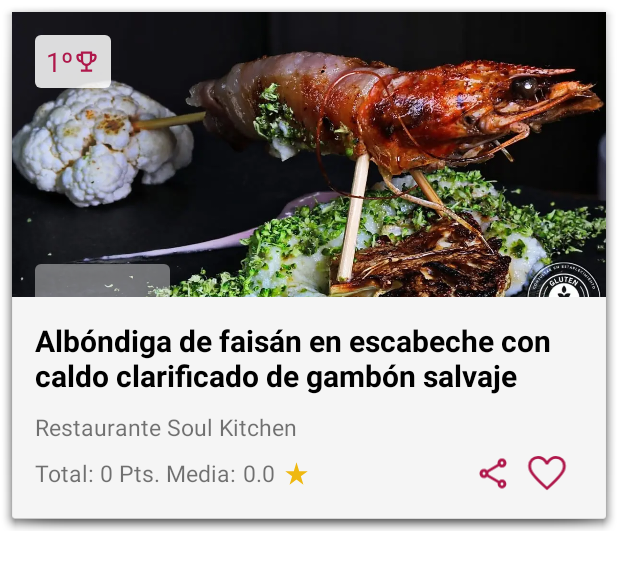
After one commit to dherranz1/PMDM2022, an Android app: the layout activity_ut01_ex05tapas.xml on its own in the app's theme, with its tools: preview values and no code run, on a phone screen of 412 x 824 dp. The commit adds this screen. Shown: the top 570 px of the screen. Run offline under Robolectric (Android 15) with nearby library versions, the phone set to English and light mode, and no system bars.

Commit message:
Ex05 - Ávila en Tapas Layout

```diff
--- a/app/src/main/java/com/dherranz1/pmdm2022/ut01/ex02/presentation/Ut01Ex02Activity.kt
+++ b/app/src/main/java/com/dherranz1/pmdm2022/ut01/ex02/presentation/Ut01Ex02Activity.kt
@@ -1,15 +1,11 @@
 package com.dherranz1.pmdm2022.ut01.ex02.presentation
 
-import android.content.Context
-import android.graphics.Color
-import android.graphics.ColorFilter
 import androidx.appcompat.app.AppCompatActivity
 import android.os.Bundle
 import android.util.Log
 import android.widget.ImageView
 import android.widget.LinearLayout
 import androidx.core.content.ContextCompat
-import androidx.core.widget.ImageViewCompat
 import com.dherranz1.pmdm2022.R
 import androidx.appcompat.widget.AppCompatImageView
 import androidx.core.view.iterator
@@ -52,7 +48,7 @@ class Ut01Ex02Activity : AppCompatActivity() {
     }
 
     private fun initComponents(){
-        findViewById<AppCompatImageView>(R.id.favorite).setOnClickListener {
+        findViewById<AppCompatImageView>(R.id.favorite_icon).setOnClickListener {
             toggleFavorite()
         }
         initStarGroup()
@@ -96,7 +92,7 @@ class Ut01Ex02Activity : AppCompatActivity() {
 
     private fun toggleFavorite(){
 
-        val favorite = findViewById<AppCompatImageView>(R.id.favorite)
+        val favorite = findViewById<AppCompatImageView>(R.id.favorite_icon)
 
         if (isFavorite) {
             tintView(favorite, R.color.gray)
--- a/app/src/main/java/com/dherranz1/pmdm2022/ut01/ex03c/Ut01Ex03cActivity.kt
+++ b/app/src/main/java/com/dherranz1/pmdm2022/ut01/ex05Tapas/presentation/Ut01Ex05Activity.kt
@@ -1,12 +1,12 @@
-package com.dherranz1.pmdm2022.ut01.ex03c
+package com.dherranz1.pmdm2022.ut01.ex05Tapas.presentation
 
 import androidx.appcompat.app.AppCompatActivity
 import android.os.Bundle
 import com.dherranz1.pmdm2022.R
 
-class Ut01Ex03cActivity : AppCompatActivity() {
+class Ut01Ex05Activity : AppCompatActivity() {
     override fun onCreate(savedInstanceState: Bundle?) {
         super.onCreate(savedInstanceState)
-        setContentView(R.layout.activity_ut01_ex03c)
+        setContentView(R.layout.activity_ut01_ex05tapas)
     }
 }
--- /dev/null
+++ b/app/src/main/res/drawable/cup.xml
@@ -0,0 +1,9 @@
+<vector xmlns:android="http://schemas.android.com/apk/res/android"
+    android:width="24dp"
+    android:height="24dp"
+    android:viewportWidth="24"
+    android:viewportHeight="24">
+  <path
+      android:pathData="M19,5h-2V3H7v2H5C3.9,5 3,5.9 3,7v1c0,2.55 1.92,4.63 4.39,4.94c0.63,1.5 1.98,2.63 3.61,2.96V19H7v2h10v-2h-4v-3.1c1.63,-0.33 2.98,-1.46 3.61,-2.96C19.08,12.63 21,10.55 21,8V7C21,5.9 20.1,5 19,5zM5,8V7h2v3.82C5.84,10.4 5,9.3 5,8zM12,14c-1.65,0 -3,-1.35 -3,-3V5h6v6C15,12.65 13.65,14 12,14zM19,8c0,1.3 -0.84,2.4 -2,2.82V7h2V8z"
+      android:fillColor="#000000"/>
+</vector>
--- /dev/null
+++ b/app/src/main/res/drawable/rounded_corners_info_food.xml
@@ -0,0 +1,32 @@
+<?xml version="1.0" encoding="utf-8"?>
+<shape
+    xmlns:android="http://schemas.android.com/apk/res/android"
+    android:shape="rectangle">
+
+    <!-- Color de fondo de la vista -->
+    <solid
+        android:color="@color/white_40" >
+    </solid>
+
+    <!-- Color y ancho del borde del elemento -->
+    <!--
+    <stroke
+        android:width="3dp"
+        android:color="#1c1b20" >
+    </stroke>
+    -->
+
+    <!-- Si queremos añadir algún padding -->
+    <padding
+        android:left="4dp"
+        android:top="4dp"
+        android:right="4dp"
+        android:bottom="4dp"    >
+    </padding>
+
+    <!-- Aquí indicamos el radio a aplicar a las esquinas -->
+    <corners
+        android:topLeftRadius="4dp" android:topRightRadius="4dp" android:bottomLeftRadius="0dp" android:bottomRightRadius="0dp">
+    </corners>
+
+</shape>
--- /dev/null
+++ b/app/src/main/res/drawable/rounded_corners_reward.xml
@@ -0,0 +1,32 @@
+<?xml version="1.0" encoding="utf-8"?>
+<shape
+    xmlns:android="http://schemas.android.com/apk/res/android"
+    android:shape="rectangle">
+
+    <!-- Color de fondo de la vista -->
+    <solid
+        android:color="@color/white_85" >
+    </solid>
+
+    <!-- Color y ancho del borde del elemento -->
+    <!--
+    <stroke
+        android:width="3dp"
+        android:color="#1c1b20" >
+    </stroke>
+    -->
+
+    <!-- Si queremos añadir algún padding -->
+    <padding
+        android:left="4dp"
+        android:top="4dp"
+        android:right="4dp"
+        android:bottom="4dp"    >
+    </padding>
+
+    <!-- Aquí indicamos el radio a aplicar a las esquinas -->
+    <corners
+        android:radius="4dp">
+    </corners>
+
+</shape>
--- /dev/null
+++ b/app/src/main/res/drawable/share.xml
@@ -0,0 +1,9 @@
+<vector xmlns:android="http://schemas.android.com/apk/res/android"
+    android:width="24dp"
+    android:height="24dp"
+    android:viewportWidth="24"
+    android:viewportHeight="24">
+  <path
+      android:pathData="M18,16.08c-0.76,0 -1.44,0.3 -1.96,0.77L8.91,12.7c0.05,-0.23 0.09,-0.46 0.09,-0.7s-0.04,-0.47 -0.09,-0.7l7.05,-4.11c0.54,0.5 1.25,0.81 2.04,0.81 1.66,0 3,-1.34 3,-3s-1.34,-3 -3,-3 -3,1.34 -3,3c0,0.24 0.04,0.47 0.09,0.7L8.04,9.81C7.5,9.31 6.79,9 6,9c-1.66,0 -3,1.34 -3,3s1.34,3 3,3c0.79,0 1.5,-0.31 2.04,-0.81l7.12,4.16c-0.05,0.21 -0.08,0.43 -0.08,0.65 0,1.61 1.31,2.92 2.92,2.92s2.92,-1.31 2.92,-2.92c0,-1.61 -1.31,-2.92 -2.92,-2.92zM18,4c0.55,0 1,0.45 1,1s-0.45,1 -1,1 -1,-0.45 -1,-1 0.45,-1 1,-1zM6,13c-0.55,0 -1,-0.45 -1,-1s0.45,-1 1,-1 1,0.45 1,1 -0.45,1 -1,1zM18,20.02c-0.55,0 -1,-0.45 -1,-1s0.45,-1 1,-1 1,0.45 1,1 -0.45,1 -1,1z"
+      android:fillColor="#000000"/>
+</vector>
--- a/app/src/main/res/layout/activity_ut01_ex03c.xml
+++ b/app/src/main/res/layout/activity_ut01_ex03c.xml
@@ -93,7 +93,7 @@
 
 
     <androidx.appcompat.widget.AppCompatImageView
-        android:id="@+id/favorite"
+        android:id="@+id/favorite_icon"
         android:layout_width="@dimen/width_toolbar_images"
         android:layout_height="@dimen/width_toolbar_images"
         android:tint="@color/gray"
--- /dev/null
+++ b/app/src/main/res/layout/activity_ut01_ex05tapas.xml
@@ -0,0 +1,193 @@
+<?xml version="1.0" encoding="utf-8"?>
+<LinearLayout xmlns:android="http://schemas.android.com/apk/res/android"
+    xmlns:app="http://schemas.android.com/apk/res-auto"
+    xmlns:tools="http://schemas.android.com/tools"
+    android:layout_width="match_parent"
+    android:layout_height="wrap_content"
+    tools:context=".ut01.ex05Tapas.presentation.Ut01Ex05Activity"
+    android:background="@android:drawable/dialog_holo_light_frame"
+    android:padding="8dp"
+    android:orientation="vertical">
+
+    <RelativeLayout
+        android:layout_width="match_parent"
+        android:layout_height="190dp"
+        android:background="@color/gray">
+
+        <!-- Product photo -->
+        <androidx.appcompat.widget.AppCompatImageView
+            android:id="@+id/product_photo"
+            android:layout_width="match_parent"
+            android:layout_height="match_parent"
+            android:scaleType="centerCrop"
+            android:src="@drawable/tapa"/>
+
+
+        <!-- Reward wrapper -->
+        <!--android:background="@color/white_75"-->
+        <RelativeLayout
+            android:layout_width="wrap_content"
+            android:layout_height="35dp"
+            android:paddingLeft="7dp"
+            android:paddingRight="7dp"
+            android:layout_alignParentStart="true"
+            android:layout_alignParentTop="true"
+            android:layout_margin="15dp"
+            android:background="@drawable/rounded_corners_reward">
+
+            <!-- Place Reward-->
+            <TextView
+                android:id="@+id/place_reward"
+                android:layout_width="wrap_content"
+                android:layout_height="match_parent"
+                android:textSize="18sp"
+                android:gravity="center"
+                android:textColor="@color/red"
+                android:text="1º"/>
+
+            <!-- Reward icon -->
+            <androidx.appcompat.widget.AppCompatImageView
+                android:id="@+id/reward_icon"
+                android:layout_width="18dp"
+                android:layout_height="match_parent"
+                android:layout_toEndOf="@id/place_reward"
+                android:scaleType="centerInside"
+                android:tint="@color/red"
+                android:src="@drawable/cup"/>
+
+        </RelativeLayout>
+
+        <!-- Food Info Wrapper -->
+        <RelativeLayout
+            android:layout_width="wrap_content"
+            android:layout_height="wrap_content"
+            android:layout_alignParentBottom="true"
+            android:layout_alignParentStart="true"
+            android:layout_marginStart="15dp">
+
+
+            <!-- Place Reward-->
+            <TextView
+                android:id="@+id/food_info"
+                android:layout_width="90dp"
+                android:layout_height="wrap_content"
+
+                android:maxHeight="100dp"
+                android:textSize="8sp"
+                android:gravity="center"
+                android:textColor="@color/black"
+                android:padding="5dp"
+                android:background="@drawable/rounded_corners_info_food"
+                tools:text="@tools:sample/lorem/random"/>
+
+        </RelativeLayout>
+
+    </RelativeLayout>
+
+    <RelativeLayout
+        android:layout_width="match_parent"
+        android:layout_height="wrap_content"
+        android:padding="15dp">
+
+        <!-- Product name -->
+        <TextView
+            android:id="@+id/title"
+            android:layout_width="match_parent"
+            android:layout_height="wrap_content"
+            android:textStyle="bold"
+            android:textColor="@color/black"
+            android:layout_marginBottom="10dp"
+            android:textSize="20sp"
+            android:text="Albóndiga de faisán en escabeche con caldo clarificado de gambón salvaje"/>
+
+        <!-- Place -->
+        <TextView
+            android:id="@+id/place"
+            android:layout_width="match_parent"
+            android:layout_height="wrap_content"
+            android:layout_below="@id/title"
+            android:layout_marginBottom="5dp"
+            android:textSize="15sp"
+            android:text="Restaurante Soul Kitchen"/>
+
+
+        <!-- Score and Share Toolbar -->
+        <RelativeLayout
+            android:id="@+id/score_toolbar"
+            android:layout_below="@id/place"
+            android:layout_width="match_parent"
+            android:layout_height="30dp">
+
+            <!-- Total score -->
+            <TextView
+                android:id="@+id/total_text"
+                android:layout_width="wrap_content"
+                android:layout_height="match_parent"
+                android:gravity="center_vertical"
+                android:textSize="15sp"
+                android:layout_alignParentStart="true"
+                android:text="Total: "/>
+
+            <TextView
+                android:id="@+id/total_score"
+                android:layout_width="wrap_content"
+                android:layout_height="match_parent"
+                android:gravity="center_vertical"
+                android:layout_toEndOf="@id/total_text"
+                android:textSize="15sp"
+                android:text="0"/>
+
+            <!-- Media score -->
+            <TextView
+                android:id="@+id/media_text"
+                android:layout_width="wrap_content"
+                android:layout_height="match_parent"
+                android:gravity="center_vertical"
+                android:layout_toEndOf="@id/total_score"
+                android:textSize="15sp"
+                android:text=" Pts. Media: "/>
+
+            <TextView
+                android:id="@+id/media_score"
+                android:layout_width="wrap_content"
+                android:layout_height="match_parent"
+                android:gravity="center_vertical"
+                android:layout_toEndOf="@id/media_text"
+                android:textSize="15sp"
+                android:text="0.0"/>
+
+            <!-- Score icon -->
+            <androidx.appcompat.widget.AppCompatImageView
+                android:id="@+id/score_icon"
+                android:layout_width="18dp"
+                android:layout_height="match_parent"
+                android:layout_toEndOf="@id/media_score"
+                android:tint="@color/yellow"
+                android:scaleType="centerInside"
+                android:layout_marginStart="5dp"
+                android:src="@drawable/star_rate"/>
+
+            <!-- Favorite icon -->
+            <androidx.appcompat.widget.AppCompatImageView
+                android:id="@+id/favorite_icon"
+                android:layout_width="wrap_content"
+                android:layout_height="match_parent"
+                android:layout_alignParentEnd="true"
+                android:tint="@color/red"
+                android:src="@drawable/favorite"/>
+
+            <!-- Share icon -->
+            <androidx.appcompat.widget.AppCompatImageView
+                android:id="@+id/share_icon"
+                android:layout_width="wrap_content"
+                android:layout_height="match_parent"
+                android:layout_toStartOf="@id/favorite_icon"
+                android:tint="@color/red"
+                android:src="@drawable/share"/>
+
+        </RelativeLayout>
+
+
+    </RelativeLayout>
+
+</LinearLayout>
--- a/app/src/main/res/layout/activity_ut01ex02.xml
+++ b/app/src/main/res/layout/activity_ut01ex02.xml
@@ -101,7 +101,7 @@
                     android:layout_height="@dimen/height_vote_toolbar">
 
                     <androidx.appcompat.widget.AppCompatImageView
-                        android:id="@+id/favorite"
+                        android:id="@+id/favorite_icon"
                         android:layout_width="@dimen/width_toolbar_images"
                         android:layout_height="match_parent"
                         android:tint="@color/gray"
--- a/app/src/main/res/values/colors.xml
+++ b/app/src/main/res/values/colors.xml
@@ -7,7 +7,9 @@
     <color name="teal_700">#FF018786</color>
     <color name="black">#FF000000</color>
     <color name="white">#FFFFFFFF</color>
+    <color name="white_85">#D9FFFFFF</color>
+    <color name="white_40">#66FFFFFF</color>
     <color name="gray">#FFCCCCCC</color>
     <color name="yellow">#EFB810</color>
-    <color name="red">#E91E63</color>
+    <color name="red">#AF184B</color>
 </resources>
```
Also changed, not shown: app/src/main/AndroidManifest.xml (+7 -0 lines), app/src/main/res/drawable-v24/tapa.png (added).
